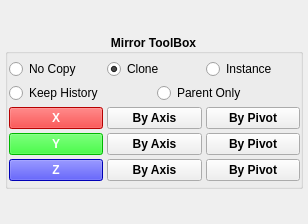
Qt form src/developer/main/polytools/mirrortools/ui/mirrorUI.ui (code-google-com/mayatools) before a commit.
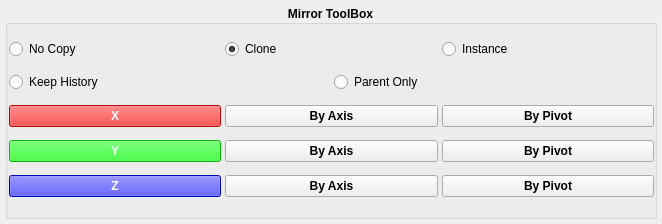
The same form after that commit.

Patch:
```diff
--- a/src/developer/main/polytools/mirrortools/ui/mirrorUI.ui
+++ b/src/developer/main/polytools/mirrortools/ui/mirrorUI.ui
@@ -6,7 +6,7 @@
    <rect>
     <x>0</x>
     <y>0</y>
-    <width>308</width>
+    <width>662</width>
     <height>224</height>
    </rect>
   </property>
@@ -25,6 +25,12 @@
    </property>
    <item>
     <widget class="QGroupBox" name="groupBox_2">
+     <property name="sizePolicy">
+      <sizepolicy hsizetype="Expanding" vsizetype="Preferred">
+       <horstretch>0</horstretch>
+       <verstretch>0</verstretch>
+      </sizepolicy>
+     </property>
      <property name="font">
       <font>
        <weight>75</weight>
@@ -51,7 +57,7 @@
        <number>4</number>
       </property>
       <property name="sizeConstraint">
-       <enum>QLayout::SetMinAndMaxSize</enum>
+       <enum>QLayout::SetMinimumSize</enum>
       </property>
       <property name="leftMargin">
        <number>1</number>
```
